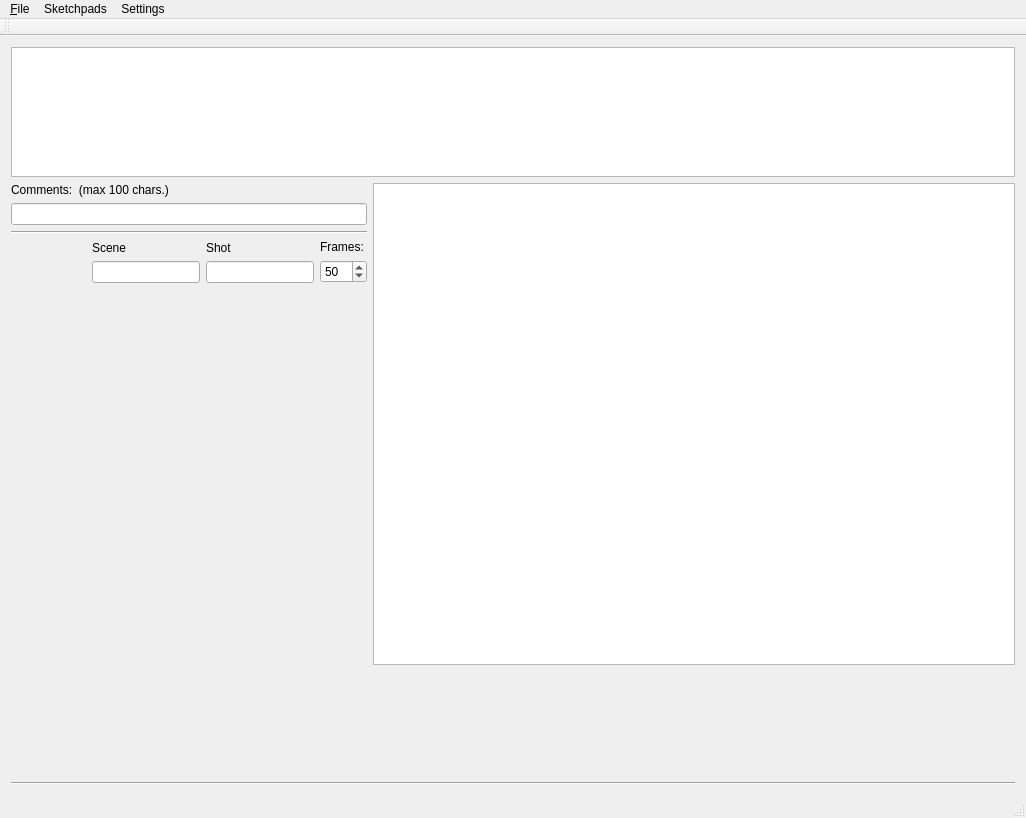
Above: mainwindow.ui from davidlamhauge/dastoryboard before the change. Below: the same form after it.
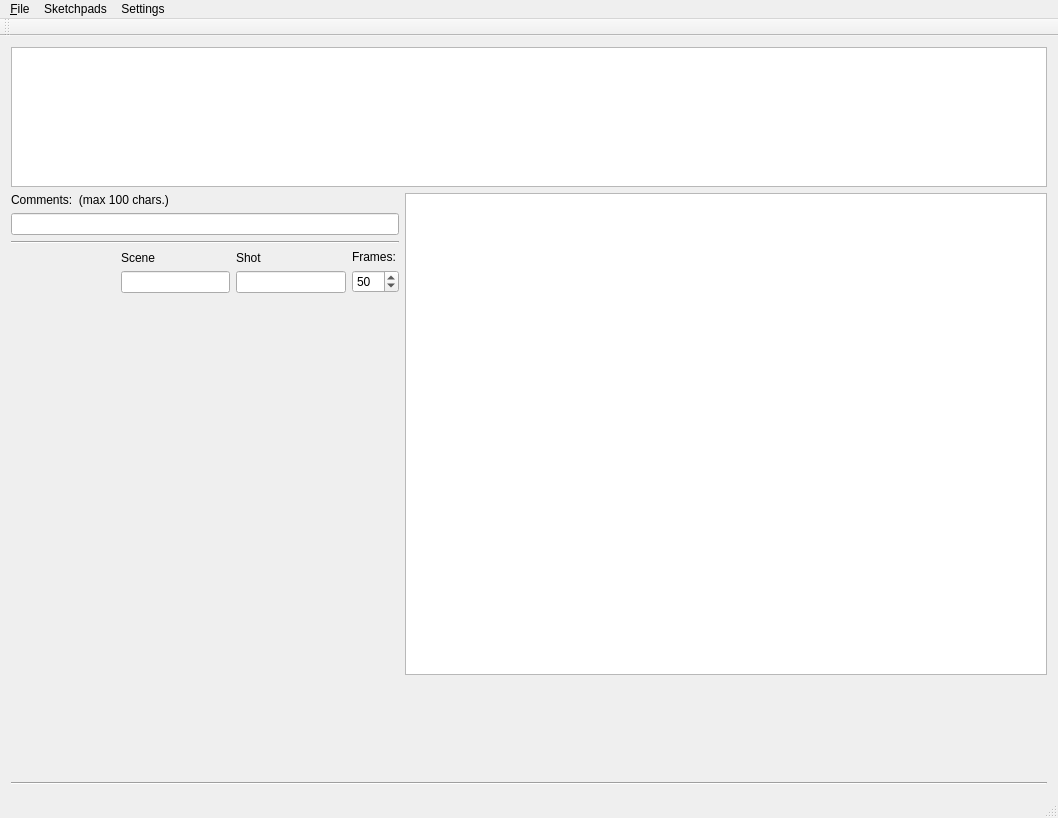
That is the form after the change.

The edit to the form file:
```diff
--- a/mainwindow.ui
+++ b/mainwindow.ui
@@ -6,7 +6,7 @@
    <rect>
     <x>0</x>
     <y>0</y>
-    <width>1026</width>
+    <width>1058</width>
     <height>818</height>
    </rect>
   </property>
@@ -34,13 +34,13 @@
         <property name="minimumSize">
          <size>
           <width>0</width>
-          <height>130</height>
+          <height>140</height>
          </size>
         </property>
         <property name="maximumSize">
          <size>
           <width>16777215</width>
-          <height>130</height>
+          <height>140</height>
          </size>
         </property>
        </widget>
@@ -216,7 +216,7 @@
     <rect>
      <x>0</x>
      <y>0</y>
-     <width>1026</width>
+     <width>1058</width>
      <height>25</height>
     </rect>
    </property>
```
